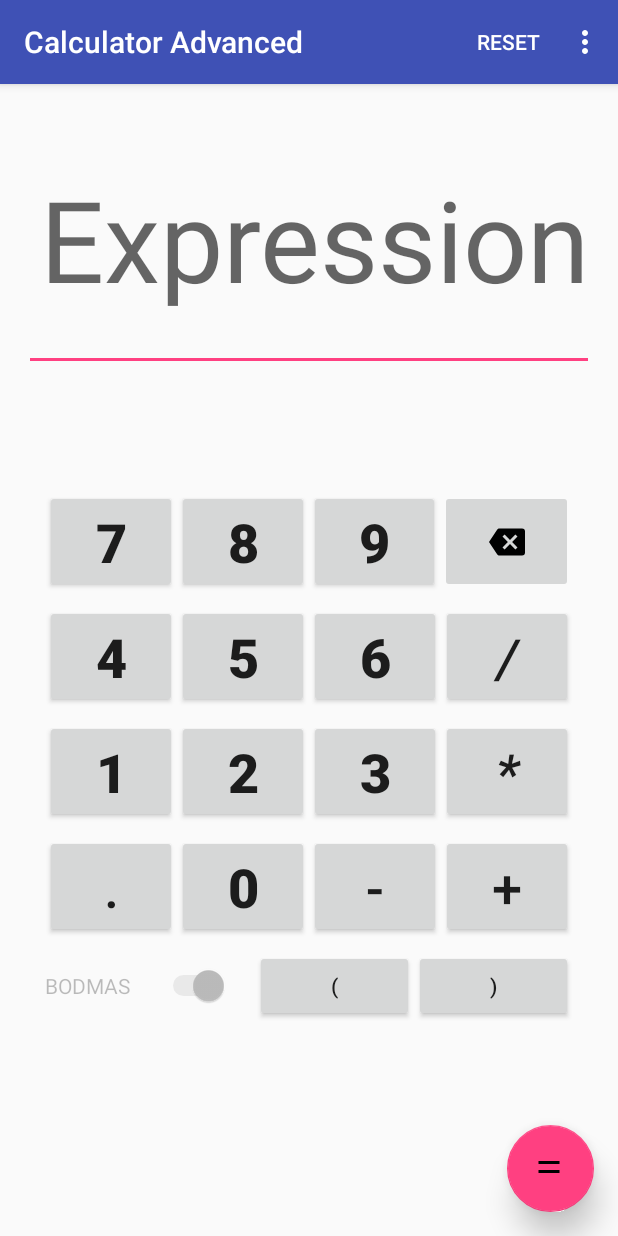
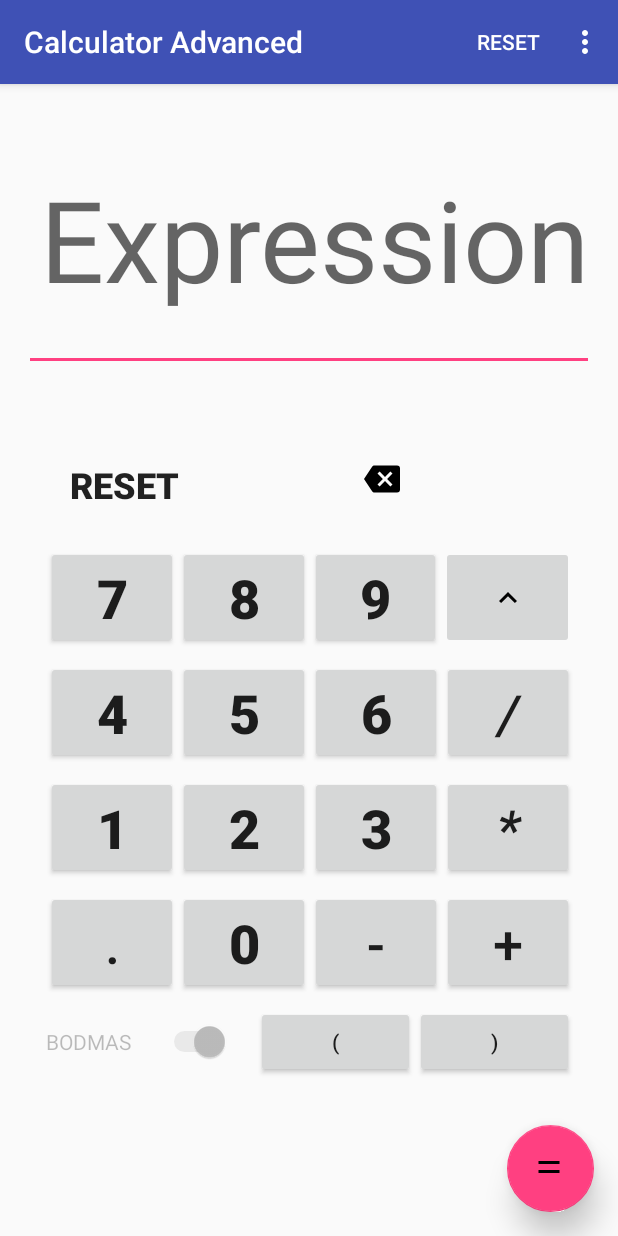
Before and after one commit to L4TTiCe/CalculatorKotlin, an Android app: the screen it shows after launch (MainActivity), on a phone screen of 412 x 824 dp. Run offline under Robolectric (Android 15) with nearby library versions, the phone set to English and light mode, and no system bars.

```diff
--- a/app/build.gradle
+++ b/app/build.gradle
@@ -5,6 +5,8 @@ apply plugin: 'kotlin-android'
 apply plugin: 'kotlin-android-extensions'
 
 android {
+    signingConfigs {
+    }
     compileSdkVersion 26
     defaultConfig {
         applicationId "io.github.l4ttice.calculatorkotlin"
@@ -20,10 +22,11 @@ android {
             proguardFiles getDefaultProguardFile('proguard-android.txt'), 'proguard-rules.pro'
         }
     }
+    buildToolsVersion '26.0.2'
 }
 
 dependencies {
-    implementation fileTree(dir: 'libs', include: ['*.jar'])
+    implementation fileTree(include: ['*.jar'], dir: 'libs')
     implementation "org.jetbrains.kotlin:kotlin-stdlib-jre7:$kotlin_version"
     implementation 'com.android.support:appcompat-v7:26.1.0'
     implementation 'com.android.support.constraint:constraint-layout:1.0.2'
--- a/app/src/main/AndroidManifest.xml
+++ b/app/src/main/AndroidManifest.xml
@@ -12,6 +12,7 @@
         <activity
             android:name=".MainActivity"
             android:label="Calculator Advanced"
+            android:screenOrientation="portrait"
             android:theme="@style/AppTheme.NoActionBar">
             <intent-filter>
                 <action android:name="android.intent.action.MAIN" />
--- /dev/null
+++ b/app/src/main/res/drawable/expsymbol.xml
@@ -0,0 +1,9 @@
+<vector xmlns:android="http://schemas.android.com/apk/res/android"
+    android:width="24dp"
+    android:height="24dp"
+    android:viewportHeight="24"
+    android:viewportWidth="24">
+    <path
+        android:fillColor="#000"
+        android:pathData="M7.41,15.41L12,10.83L16.59,15.41L18,14L12,8L6,14L7.41,15.41Z" />
+</vector>
--- a/app/src/main/res/layout/content_main.xml
+++ b/app/src/main/res/layout/content_main.xml
@@ -24,22 +24,25 @@
         <EditText
             android:id="@+id/editText"
             style="@style/Widget.AppCompat.EditText"
-            android:layout_width="match_parent"
+            android:layout_width="0dp"
             android:layout_height="175dp"
             android:layout_marginBottom="8dp"
             android:layout_marginEnd="8dp"
             android:layout_marginStart="8dp"
             android:layout_marginTop="8dp"
+            android:digits="^0123456789./*-+()"
             android:ems="10"
             android:hint="Expression"
-            android:inputType="text|number|numberSigned|numberDecimal"
+            android:inputType="text|textCapCharacters|textCapWords|textCapSentences|textNoSuggestions|number|numberSigned|numberDecimal"
             android:singleLine="true"
             android:textAlignment="viewEnd"
             android:textSize="75dp"
             app:layout_constraintBottom_toBottomOf="parent"
             app:layout_constraintEnd_toEndOf="parent"
             app:layout_constraintStart_toStartOf="parent"
-            app:layout_constraintTop_toTopOf="parent" />
+            app:layout_constraintTop_toTopOf="parent"
+            app:layout_constraintVertical_bias="1.0" />
+
     </android.support.constraint.ConstraintLayout>
 
     <android.support.constraint.ConstraintLayout
@@ -66,6 +69,49 @@
             app:layout_constraintEnd_toEndOf="parent"
             app:layout_constraintStart_toStartOf="parent"
             app:layout_constraintTop_toTopOf="parent">
+
+            <android.support.constraint.ConstraintLayout
+                android:layout_width="match_parent"
+                android:layout_height="match_parent"
+                android:layout_marginEnd="8dp"
+                android:layout_marginStart="8dp"
+                android:layout_marginTop="8dp"
+                android:orientation="horizontal">
+
+                <Button
+                    android:id="@+id/buttonRST"
+                    android:layout_width="wrap_content"
+                    android:layout_height="50dp"
+                    android:layout_marginBottom="8dp"
+                    android:layout_marginStart="8dp"
+                    android:layout_marginTop="8dp"
+                    android:layout_weight="1"
+                    android:background="?android:attr/selectableItemBackground"
+                    android:elevation="10dp"
+                    android:text="RESET"
+                    android:textSize="24sp"
+                    android:textStyle="bold"
+                    app:layout_constraintBottom_toBottomOf="parent"
+                    app:layout_constraintStart_toStartOf="parent"
+                    app:layout_constraintTop_toTopOf="parent" />
+
+                <ImageButton
+                    android:id="@+id/buttonAC"
+                    android:layout_width="0dp"
+                    android:layout_height="0dp"
+                    android:layout_marginBottom="8dp"
+                    android:layout_marginEnd="8dp"
+                    android:layout_marginStart="8dp"
+                    android:layout_marginTop="8dp"
+                    android:layout_weight="1"
+                    android:background="?android:attr/selectableItemBackground"
+                    app:layout_constraintBottom_toBottomOf="@+id/buttonRST"
+                    app:layout_constraintEnd_toEndOf="parent"
+                    app:layout_constraintStart_toEndOf="@+id/buttonRST"
+                    app:layout_constraintTop_toTopOf="parent"
+                    app:srcCompat="@drawable/backspace" />
+
+            </android.support.constraint.ConstraintLayout>
 
             <LinearLayout
                 android:layout_width="match_parent"
@@ -109,11 +155,11 @@
                     android:textStyle="bold" />
 
                 <ImageButton
-                    android:id="@+id/buttonAC"
+                    android:id="@+id/buttonEXP"
                     android:layout_width="89dp"
                     android:layout_height="match_parent"
                     android:layout_weight="1"
-                    app:srcCompat="@drawable/backspace" />
+                    app:srcCompat="@drawable/expsymbol" />
 
             </LinearLayout>
 
```
Also changed, not shown: app/src/main/java/io/github/l4ttice/calculatorkotlin/MainActivity.kt (+48 -16 lines).
